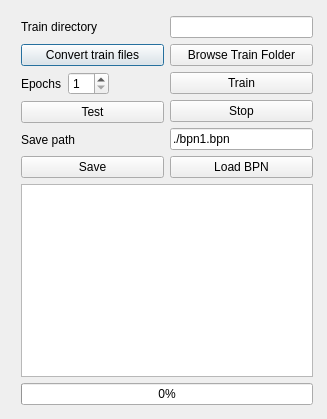
Above: ntrain.ui from m00natic/neuroChessTrainer before the change. Below: the same form after it.
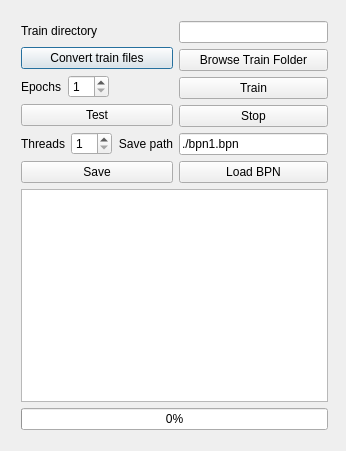
That is the form after the change.

Commit message: Adding and using `Threads' spin box.

Patch:
```diff
--- a/ntrain.ui
+++ b/ntrain.ui
@@ -6,8 +6,8 @@
    <rect>
     <x>0</x>
     <y>0</y>
-    <width>327</width>
-    <height>419</height>
+    <width>346</width>
+    <height>451</height>
    </rect>
   </property>
   <property name="windowTitle">
@@ -20,9 +20,9 @@
    <property name="geometry">
     <rect>
      <x>10</x>
-     <y>5</y>
-     <width>314</width>
-     <height>411</height>
+     <y>10</y>
+     <width>329</width>
+     <height>431</height>
     </rect>
    </property>
    <layout class="QVBoxLayout" name="verticalLayout_3">
@@ -35,6 +35,9 @@
           <property name="text">
            <string>Train directory</string>
           </property>
+          <property name="alignment">
+           <set>Qt::AlignLeading|Qt::AlignLeft|Qt::AlignVCenter</set>
+          </property>
          </widget>
         </item>
         <item>
@@ -83,11 +86,32 @@
          </widget>
         </item>
         <item>
+         <layout class="QHBoxLayout" name="horizontalLayout_3">
+          <item>
+           <widget class="QLabel" name="label_4">
+            <property name="text">
+             <string>Threads</string>
+            </property>
+           </widget>
+          </item>
+          <item>
+           <widget class="QSpinBox" name="sbThreads">
+            <property name="minimum">
+             <number>1</number>
+            </property>
+           </widget>
+          </item>
+          <item>
          <widget class="QLabel" name="label_3">
           <property name="text">
            <string>Save path</string>
           </property>
-         </widget>
+            <property name="alignment">
+             <set>Qt::AlignRight|Qt::AlignTrailing|Qt::AlignVCenter</set>
+            </property>
+           </widget>
+          </item>
+         </layout>
         </item>
         <item>
          <widget class="QPushButton" name="pbSave">
```
Lines whose indentation alone changed are shown as unchanged. The commit also changes 3 other files.
